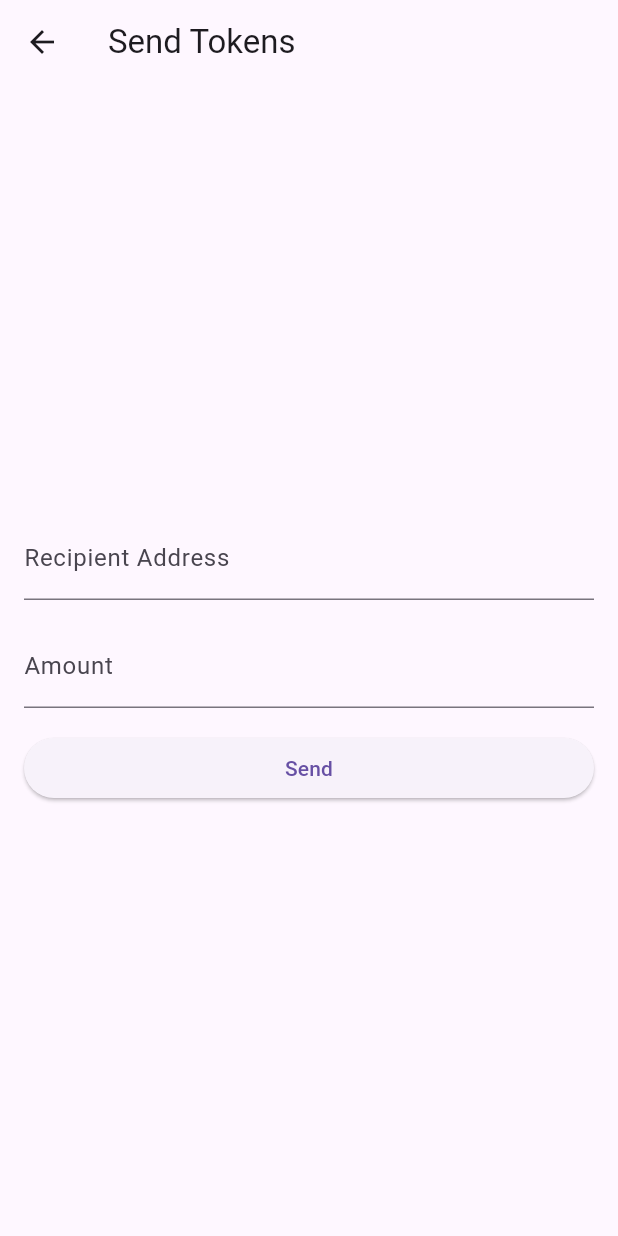
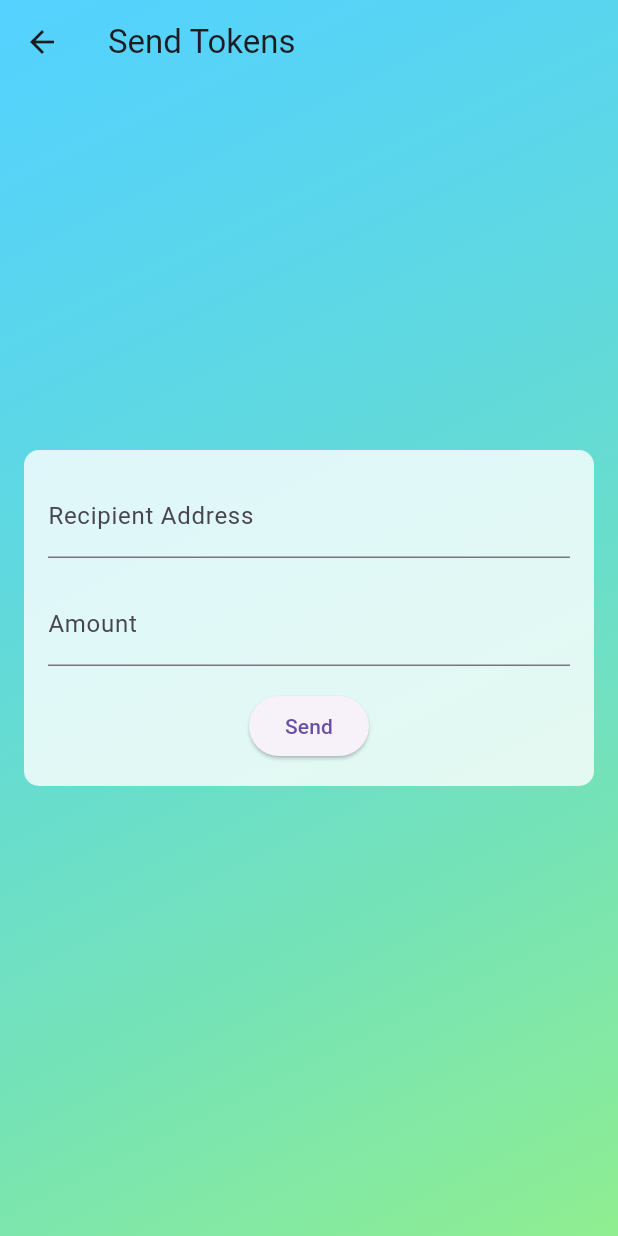
Before and after one commit to Vedant-Tiwari-adv/CryptoWallet, a Flutter app: the SendTokensPage screen opened directly with empty values, on a phone screen of 412 x 824 dp. Run offline on Flutter 3.47's test engine with Material 3 defaults, Android fonts, the phone set to English and light mode, and no system bars; our stand-ins replace hex, shared_preferences; missing offline and left inert: bip39, ed25519_hd_key, web3dart; accounts and stored records are empty.

Commit message:
Update send_tokens.dart

```diff
--- a/lib/components/send_tokens.dart
+++ b/lib/components/send_tokens.dart
@@ -1,5 +1,4 @@
 import 'dart:math';
-
 import 'package:flutter/material.dart';
 import 'package:http/http.dart' as http;
 import 'package:web3dart/web3dart.dart';
@@ -16,12 +15,33 @@ class SendTokensPage extends StatelessWidget {
     return Scaffold(
       appBar: AppBar(
         title: const Text('Send Tokens'),
+        backgroundColor: Colors.transparent,
       ),
-      body: Padding(
+      extendBodyBehindAppBar: true,
+      body: Container(
+        decoration: BoxDecoration(
+          gradient: LinearGradient(
+            colors: [
+              Color.fromARGB(170, 0, 191, 255), // Blue color
+              Color.fromARGB(255, 144, 238, 144), // Lighter sea green color
+            ],
+            begin: Alignment.topLeft,
+            end: Alignment.bottomRight,
+          ),
+        ),
+        child: Padding(
           padding: const EdgeInsets.all(16.0),
           child: Column(
             mainAxisAlignment: MainAxisAlignment.center,
             crossAxisAlignment: CrossAxisAlignment.stretch,
+            children: [
+              Container(
+                padding: const EdgeInsets.all(16.0),
+                decoration: BoxDecoration(
+                  color: Colors.white.withOpacity(0.8),
+                  borderRadius: BorderRadius.circular(10.0),
+                ),
+                child: Column(
                   children: [
                     TextField(
                       controller: recipientController,
@@ -43,10 +63,11 @@ class SendTokensPage extends StatelessWidget {
                       onPressed: () {
                         String recipient = recipientController.text;
                         double amount = double.parse(amountController.text);
-                BigInt bigIntValue = BigInt.from(amount * pow(10, 18));
+                        BigInt bigIntValue =
+                            BigInt.from(amount * pow(10, 18));
                         print(bigIntValue);
-                EtherAmount ethAmount =
-                    EtherAmount.fromBigInt(EtherUnit.wei, bigIntValue);
+                        EtherAmount ethAmount = EtherAmount.fromBigInt(
+                            EtherUnit.wei, bigIntValue);
                         print(ethAmount);
                         // Convert the amount to EtherAmount
                         sendTransaction(recipient, ethAmount);
@@ -54,6 +75,10 @@ class SendTokensPage extends StatelessWidget {
                       child: const Text('Send'),
                     ),
                   ],
+                ),
+              ),
+            ],
+          ),
         ),
       ),
     );
```
Lines whose indentation alone changed are shown as unchanged.
